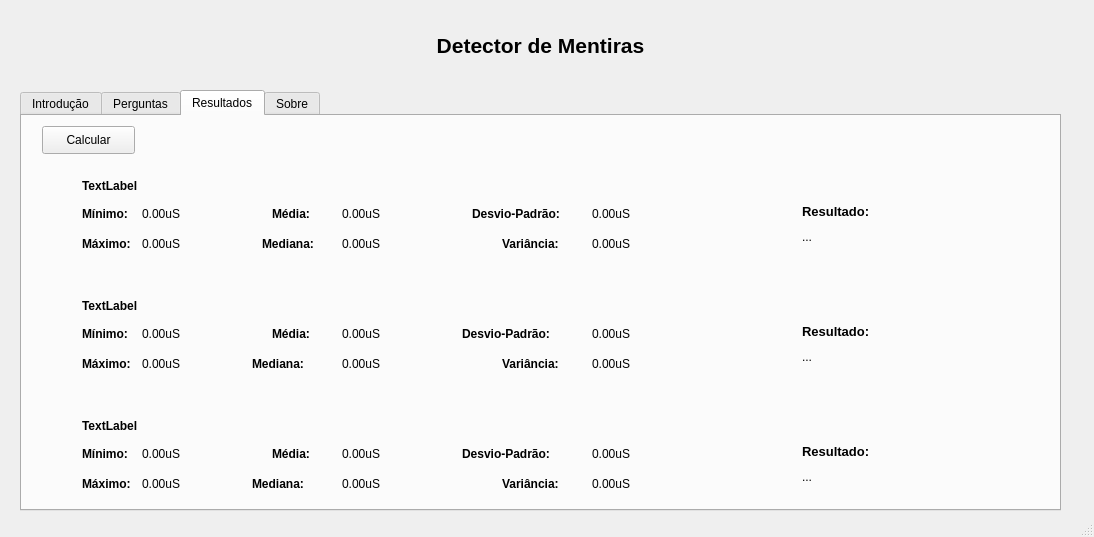
Above: ui/uiConverter/mainWindowUi.ui from a21674/IPCA_Bitalino-EDA-Python before the change. Below: the same form after it.
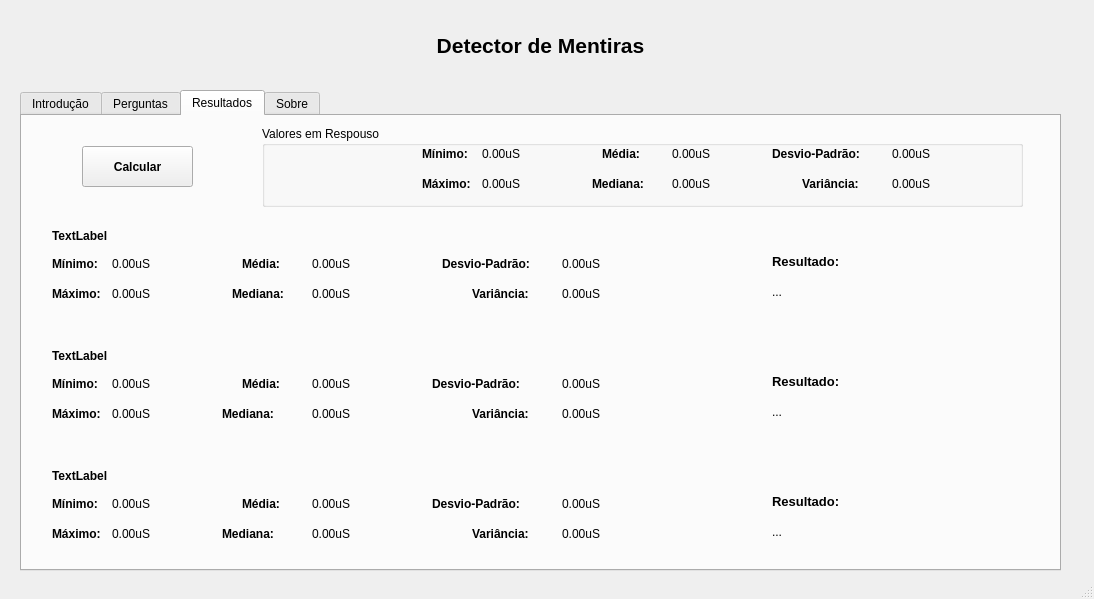
That is the form after the change. The open tabs and pages were chosen to show the change.

```diff
--- a/ui/uiConverter/mainWindowUi.ui
+++ b/ui/uiConverter/mainWindowUi.ui
@@ -7,7 +7,7 @@
     <x>0</x>
     <y>0</y>
     <width>1094</width>
-    <height>537</height>
+    <height>599</height>
    </rect>
   </property>
   <property name="windowTitle">
@@ -43,7 +43,7 @@
       <x>20</x>
       <y>90</y>
       <width>1041</width>
-      <height>421</height>
+      <height>481</height>
      </rect>
     </property>
     <property name="currentIndex">
@@ -378,8 +378,8 @@
      <widget class="QLabel" name="input_ResultadoFinal_Q1">
       <property name="geometry">
        <rect>
-        <x>60</x>
-        <y>60</y>
+        <x>30</x>
+        <y>110</y>
         <width>951</width>
         <height>20</height>
        </rect>
@@ -398,8 +398,8 @@
      <widget class="QLabel" name="input_ResultadoFinal_Q2">
       <property name="geometry">
        <rect>
-        <x>60</x>
-        <y>180</y>
+        <x>30</x>
+        <y>230</y>
         <width>961</width>
         <height>20</height>
        </rect>
@@ -418,8 +418,8 @@
      <widget class="QLabel" name="input_ResultadoFinal_Q3">
       <property name="geometry">
        <rect>
-        <x>60</x>
-        <y>300</y>
+        <x>30</x>
+        <y>350</y>
         <width>961</width>
         <height>20</height>
        </rect>
@@ -438,8 +438,8 @@
      <widget class="QLabel" name="label_Minimo_RQ1">
       <property name="geometry">
        <rect>
-        <x>120</x>
-        <y>90</y>
+        <x>90</x>
+        <y>140</y>
         <width>55</width>
         <height>16</height>
        </rect>
@@ -451,8 +451,8 @@
      <widget class="QLabel" name="label_Maximo_RQ1">
       <property name="geometry">
        <rect>
-        <x>120</x>
-        <y>120</y>
+        <x>90</x>
+        <y>170</y>
         <width>55</width>
         <height>16</height>
        </rect>
@@ -464,8 +464,8 @@
      <widget class="QLabel" name="label_7">
       <property name="geometry">
        <rect>
-        <x>60</x>
-        <y>120</y>
+        <x>30</x>
+        <y>170</y>
         <width>55</width>
         <height>16</height>
        </rect>
@@ -483,8 +483,8 @@
      <widget class="QLabel" name="label_8">
       <property name="geometry">
        <rect>
-        <x>60</x>
-        <y>90</y>
+        <x>30</x>
+        <y>140</y>
         <width>55</width>
         <height>16</height>
        </rect>
@@ -502,8 +502,8 @@
      <widget class="QLabel" name="label_Mediana_RQ1">
       <property name="geometry">
        <rect>
-        <x>320</x>
-        <y>120</y>
+        <x>290</x>
+        <y>170</y>
         <width>55</width>
         <height>16</height>
        </rect>
@@ -515,8 +515,8 @@
      <widget class="QLabel" name="label_9">
       <property name="geometry">
        <rect>
-        <x>250</x>
-        <y>90</y>
+        <x>220</x>
+        <y>140</y>
         <width>71</width>
         <height>16</height>
        </rect>
@@ -534,8 +534,8 @@
      <widget class="QLabel" name="label_Media_RQ1">
       <property name="geometry">
        <rect>
-        <x>320</x>
-        <y>90</y>
+        <x>290</x>
+        <y>140</y>
         <width>55</width>
         <height>16</height>
        </rect>
@@ -547,8 +547,8 @@
      <widget class="QLabel" name="label_10">
       <property name="geometry">
        <rect>
-        <x>240</x>
-        <y>120</y>
+        <x>210</x>
+        <y>170</y>
         <width>71</width>
         <height>16</height>
        </rect>
@@ -566,8 +566,8 @@
      <widget class="QLabel" name="label_desvioPadrao_RQ1">
       <property name="geometry">
        <rect>
-        <x>570</x>
-        <y>90</y>
+        <x>540</x>
+        <y>140</y>
         <width>55</width>
         <height>16</height>
        </rect>
@@ -579,8 +579,8 @@
      <widget class="QLabel" name="label_11">
       <property name="geometry">
        <rect>
-        <x>450</x>
-        <y>90</y>
+        <x>420</x>
+        <y>140</y>
         <width>111</width>
         <height>16</height>
        </rect>
@@ -598,8 +598,8 @@
      <widget class="QLabel" name="label_12">
       <property name="geometry">
        <rect>
-        <x>480</x>
-        <y>120</y>
+        <x>450</x>
+        <y>170</y>
         <width>71</width>
         <height>16</height>
        </rect>
@@ -617,8 +617,8 @@
      <widget class="QLabel" name="label_Variancia_RQ1">
       <property name="geometry">
        <rect>
-        <x>570</x>
-        <y>120</y>
+        <x>540</x>
+        <y>170</y>
         <width>55</width>
         <height>16</height>
        </rect>
@@ -630,8 +630,8 @@
      <widget class="QLabel" name="label_13">
       <property name="geometry">
        <rect>
-        <x>780</x>
-        <y>80</y>
+        <x>750</x>
+        <y>130</y>
         <width>111</width>
         <height>31</height>
        </rect>
@@ -650,10 +650,10 @@
      <widget class="QLabel" name="label_Resultado_Q1">
       <property name="geometry">
        <rect>
-        <x>780</x>
-        <y>110</y>
-        <width>111</width>
-        <height>21</height>
+        <x>750</x>
+        <y>160</y>
+        <width>271</width>
+        <height>31</height>
        </rect>
       </property>
       <property name="text">
@@ -663,8 +663,8 @@
      <widget class="QLabel" name="label_Maximo_RQ2">
       <property name="geometry">
        <rect>
-        <x>120</x>
-        <y>240</y>
+        <x>90</x>
+        <y>290</y>
         <width>55</width>
         <height>16</height>
        </rect>
@@ -676,8 +676,8 @@
      <widget class="QLabel" name="label_Mediana_RQ2">
       <property name="geometry">
        <rect>
-        <x>320</x>
-        <y>240</y>
+        <x>290</x>
+        <y>290</y>
         <width>55</width>
         <height>16</height>
        </rect>
@@ -689,8 +689,8 @@
      <widget class="QLabel" name="label_14">
       <property name="geometry">
        <rect>
-        <x>440</x>
-        <y>210</y>
+        <x>410</x>
+        <y>260</y>
         <width>111</width>
         <height>16</height>
        </rect>
@@ -708,8 +708,8 @@
      <widget class="QLabel" name="label_15">
       <property name="geometry">
        <rect>
-        <x>480</x>
-        <y>240</y>
+        <x>450</x>
+        <y>290</y>
         <width>71</width>
         <height>16</height>
        </rect>
@@ -727,8 +727,8 @@
      <widget class="QLabel" name="label_16">
       <property name="geometry">
        <rect>
-        <x>60</x>
-        <y>210</y>
+        <x>30</x>
+        <y>260</y>
         <width>55</width>
         <height>16</height>
        </rect>
@@ -746,10 +746,10 @@
      <widget class="QLabel" name="label_Resultado_Q2">
       <property name="geometry">
        <rect>
-        <x>780</x>
-        <y>230</y>
-        <width>111</width>
-        <height>21</height>
+        <x>750</x>
+        <y>280</y>
+        <width>271</width>
+        <height>31</height>
        </rect>
       </property>
       <property name="text">
@@ -759,8 +759,8 @@
      <widget class="QLabel" name="label_Minimo_RQ2">
       <property name="geometry">
        <rect>
-        <x>120</x>
-        <y>210</y>
+        <x>90</x>
+        <y>260</y>
         <width>55</width>
         <height>16</height>
        </rect>
@@ -772,8 +772,8 @@
      <widget class="QLabel" name="label_Variancia_RQ2">
       <property name="geometry">
        <rect>
-        <x>570</x>
-        <y>240</y>
+        <x>540</x>
+        <y>290</y>
         <width>55</width>
         <height>16</height>
        </rect>
@@ -785,8 +785,8 @@
      <widget class="QLabel" name="label_desvioPadrao_RQ2">
       <property name="geometry">
        <rect>
-        <x>570</x>
-        <y>210</y>
+        <x>540</x>
+        <y>260</y>
         <width>55</width>
         <height>16</height>
        </rect>
@@ -798,8 +798,8 @@
      <widget class="QLabel" name="label_17">
       <property name="geometry">
        <rect>
-        <x>60</x>
-        <y>240</y>
+        <x>30</x>
+        <y>290</y>
         <width>55</width>
         <height>16</height>
        </rect>
@@ -817,8 +817,8 @@
      <widget class="QLabel" name="label_18">
       <property name="geometry">
        <rect>
-        <x>250</x>
-        <y>210</y>
+        <x>220</x>
+        <y>260</y>
         <width>71</width>
         <height>16</height>
        </rect>
@@ -836,8 +836,8 @@
      <widget class="QLabel" name="label_19">
       <property name="geometry">
        <rect>
-        <x>230</x>
-        <y>240</y>
+        <x>200</x>
+        <y>290</y>
         <width>71</width>
         <height>16</height>
        </rect>
@@ -855,8 +855,8 @@
      <widget class="QLabel" name="label_Media_RQ2">
       <property name="geometry">
        <rect>
-        <x>320</x>
-        <y>210</y>
+        <x>290</x>
+        <y>260</y>
         <width>55</width>
         <height>16</height>
        </rect>
@@ -868,8 +868,8 @@
      <widget class="QLabel" name="label_20">
       <property name="geometry">
        <rect>
-        <x>780</x>
-        <y>200</y>
+        <x>750</x>
+        <y>250</y>
         <width>111</width>
         <height>31</height>
        </rect>
@@ -888,8 +888,8 @@
      <widget class="QLabel" name="label_Maximo_RQ3">
       <property name="geometry">
        <rect>
-        <x>120</x>
-        <y>360</y>
+        <x>90</x>
+        <y>410</y>
         <width>55</width>
         <height>16</height>
        </rect>
@@ -901,8 +901,8 @@
      <widget class="QLabel" name="label_Mediana_RQ3">
       <property name="geometry">
        <rect>
-        <x>320</x>
-        <y>360</y>
+        <x>290</x>
+        <y>410</y>
         <width>55</width>
         <height>16</height>
        </rect>
@@ -914,8 +914,8 @@
      <widget class="QLabel" name="label_21">
       <property name="geometry">
        <rect>
-        <x>440</x>
-        <y>330</y>
+        <x>410</x>
+        <y>380</y>
         <width>111</width>
         <height>16</height>
        </rect>
@@ -933,8 +933,8 @@
      <widget class="QLabel" name="label_22">
       <property name="geometry">
        <rect>
-        <x>480</x>
-        <y>360</y>
+        <x>450</x>
+        <y>410</y>
         <width>71</width>
         <height>16</height>
        </rect>
@@ -952,8 +952,8 @@
      <widget class="QLabel" name="label_23">
       <property name="geometry">
        <rect>
-        <x>60</x>
-        <y>330</y>
+        <x>30</x>
+        <y>380</y>
         <width>55</width>
         <height>16</height>
        </rect>
@@ -971,10 +971,10 @@
      <widget class="QLabel" name="label_Resultado_Q3">
       <property name="geometry">
        <rect>
-        <x>780</x>
-        <y>350</y>
-        <width>111</width>
-        <height>21</height>
+        <x>750</x>
+        <y>400</y>
+        <width>271</width>
+        <height>31</height>
        </rect>
       </property>
       <property name="text">
@@ -984,8 +984,8 @@
      <widget class="QLabel" name="label_Minimo_RQ3">
       <property name="geometry">
        <rect>
-        <x>120</x>
-        <y>330</y>
+        <x>90</x>
+        <y>380</y>
         <width>55</width>
         <height>16</height>
        </rect>
@@ -997,8 +997,8 @@
      <widget class="QLabel" name="label_Variancia_RQ3">
       <property name="geometry">
        <rect>
-        <x>570</x>
-        <y>360</y>
+        <x>540</x>
+        <y>410</y>
         <width>55</width>
         <height>16</height>
        </rect>
@@ -1010,8 +1010,8 @@
      <widget class="QLabel" name="label_desvioPadrao_RQ3">
       <property name="geometry">
        <rect>
-        <x>570</x>
-        <y>330</y>
+        <x>540</x>
+        <y>380</y>
         <width>55</width>
         <height>16</height>
        </rect>
@@ -1023,8 +1023,8 @@
      <widget class="QLabel" name="label_24">
       <property name="geometry">
        <rect>
-        <x>60</x>
-        <y>360</y>
+        <x>30</x>
+        <y>410</y>
         <width>55</width>
         <height>16</height>
        </rect>
@@ -1042,8 +1042,8 @@
      <widget class="QLabel" name="label_25">
       <property name="geometry">
        <rect>
-        <x>250</x>
-        <y>330</y>
+        <x>220</x>
+        <y>380</y>
         <width>71</width>
         <height>16</height>
        </rect>
@@ -1061,8 +1061,8 @@
      <widget class="QLabel" name="label_26">
       <property name="geometry">
        <rect>
-        <x>230</x>
-        <y>360</y>
+        <x>200</x>
+        <y>410</y>
         <width>71</width>
         <height>16</height>
        </rect>
@@ -1080,8 +1080,8 @@
      <widget class="QLabel" name="label_Media_RQ3">
       <property name="geometry">
        <rect>
-        <x>320</x>
-        <y>330</y>
+        <x>290</x>
+        <y>380</y>
         <width>55</width>
         <height>16</height>
        </rect>
@@ -1093,8 +1093,8 @@
      <widget class="QLabel" name="label_27">
       <property name="geometry">
        <rect>
-        <x>780</x>
-        <y>320</y>
+        <x>750</x>
+        <y>370</y>
         <width>111</width>
         <height>31</height>
        </rect>
@@ -1113,16 +1113,228 @@
      <widget class="QPushButton" name="btn_CalcularResultados">
       <property name="geometry">
        <rect>
-        <x>20</x>
-        <y>10</y>
-        <width>93</width>
-        <height>28</height>
+        <x>60</x>
+        <y>30</y>
+        <width>111</width>
+        <height>41</height>
        </rect>
       </property>
+      <property name="font">
+       <font>
+        <pointsize>9</pointsize>
+        <weight>75</weight>
+        <bold>true</bold>
+       </font>
+      </property>
       <property name="text">
        <string>Calcular</string>
       </property>
      </widget>
+     <widget class="QGroupBox" name="groupBox_2">
+      <property name="geometry">
+       <rect>
+        <x>240</x>
+        <y>10</y>
+        <width>761</width>
+        <height>81</height>
+       </rect>
+      </property>
+      <property name="title">
+       <string>Valores em Respouso</string>
+      </property>
+      <widget class="QLabel" name="label_Minimo_PR">
+       <property name="geometry">
+        <rect>
+         <x>220</x>
+         <y>20</y>
+         <width>55</width>
+         <height>16</height>
+        </rect>
+       </property>
+       <property name="text">
+        <string>0.00uS</string>
+       </property>
+      </widget>
+      <widget class="QLabel" name="label_Media_PR">
+       <property name="geometry">
+        <rect>
+         <x>410</x>
+         <y>20</y>
+         <width>55</width>
+         <height>16</height>
+        </rect>
+       </property>
+       <property name="text">
+        <string>0.00uS</string>
+       </property>
+      </widget>
+      <widget class="QLabel" name="label_34">
+       <property name="geometry">
+        <rect>
+         <x>540</x>
+         <y>50</y>
+         <width>71</width>
+         <height>16</height>
+        </rect>
+       </property>
+       <property name="font">
+        <font>
+         <weight>75</weight>
+         <bold>true</bold>
+        </font>
+       </property>
+       <property name="text">
+        <string>Variância:</string>
+       </property>
+      </widget>
+      <widget class="QLabel" name="label_Variancia_PR">
+       <property name="geometry">
+        <rect>
+         <x>630</x>
+         <y>50</y>
+         <width>55</width>
+         <height>16</height>
+        </rect>
+       </property>
+       <property name="text">
+        <string>0.00uS</string>
+       </property>
+      </widget>
+      <widget class="QLabel" name="label_Maximo_PR">
+       <property name="geometry">
+        <rect>
+         <x>220</x>
+         <y>50</y>
+         <width>55</width>
+         <height>16</height>
+        </rect>
+       </property>
+       <property name="text">
+        <string>0.00uS</string>
+       </property>
+      </widget>
+      <widget class="QLabel" name="label_Mediana_PR">
+       <property name="geometry">
+        <rect>
+         <x>410</x>
+         <y>50</y>
+         <width>55</width>
+         <height>16</height>
+        </rect>
+       </property>
+       <property name="text">
+        <string>0.00uS</string>
+       </property>
+      </widget>
+      <widget class="QLabel" name="label_desvioPadrao_PR">
+       <property name="geometry">
+        <rect>
+         <x>630</x>
+         <y>20</y>
+         <width>55</width>
+         <height>16</height>
+        </rect>
+       </property>
+       <property name="text">
+        <string>0.00uS</string>
+       </property>
+      </widget>
+      <widget class="QLabel" name="label_33">
+       <property name="geometry">
+        <rect>
+         <x>510</x>
+         <y>20</y>
+         <width>111</width>
+         <height>16</height>
+        </rect>
+       </property>
+       <property name="font">
+        <font>
+         <weight>75</weight>
+         <bold>true</bold>
+        </font>
+       </property>
+       <property name="text">
+        <string>Desvio-Padrão:</string>
+       </property>
+      </widget>
+      <widget class="QLabel" name="label_29">
+       <property name="geometry">
+        <rect>
+         <x>160</x>
+         <y>20</y>
+         <width>55</width>
+         <height>16</height>
+        </rect>
+       </property>
+       <property name="font">
+        <font>
+         <weight>75</weight>
+         <bold>true</bold>
+        </font>
+       </property>
+       <property name="text">
+        <string>Mínimo:</string>
+       </property>
+      </widget>
+      <widget class="QLabel" name="label_32">
+       <property name="geometry">
+        <rect>
+         <x>330</x>
+         <y>50</y>
+         <width>71</width>
+         <height>16</height>
+        </rect>
+       </property>
+       <property name="font">
+        <font>
+         <weight>75</weight>
+         <bold>true</bold>
+        </font>
+       </property>
+       <property name="text">
+        <string>Mediana:</string>
+       </property>
+      </widget>
+      <widget class="QLabel" name="label_31">
+       <property name="geometry">
+        <rect>
+         <x>340</x>
+         <y>20</y>
+         <width>71</width>
+         <height>16</height>
+        </rect>
+       </property>
+       <property name="font">
+        <font>
+         <weight>75</weight>
+         <bold>true</bold>
+        </font>
+       </property>
+       <property name="text">
+        <string>Média:</string>
+       </property>
+      </widget>
+      <widget class="QLabel" name="label_30">
+       <property name="geometry">
+        <rect>
+         <x>160</x>
+         <y>50</y>
+         <width>55</width>
+         <height>16</height>
+        </rect>
+       </property>
+       <property name="font">
+        <font>
+         <weight>75</weight>
+         <bold>true</bold>
+        </font>
+       </property>
+       <property name="text">
+        <string>Máximo:</string>
+       </property>
+      </widget>
+     </widget>
     </widget>
     <widget class="QWidget" name="tab_4">
      <attribute name="title">
```
Left out of the diff: 14 changed lines with no effect on the pictures.
